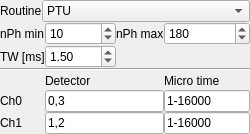
First picture: the form in chisurf/gui/widgets/experiments/pda/pda_tttr.ui, repository Fluorescence-Tools/chisurf, before the edit.
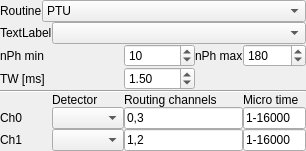
Second picture: the form after the edit.

Commit message:
add: enhance PDA widget and experiment handling
- Improved PDA TTTR UI with updated layout, new widgets, and better size adjustments.
- Added drop area for file imports, advanced file filtering, and drag-and-drop support.
- Introduced `build_idx_map` utility in PDA experiment module for interval-based data slicing.
- Enhanced detector setup logic with dynamic configurations and user selection support.
- Optimized performance and maintainability by implementing modular helper functions for UI and data handling.
- Added logging enhancements for both UI actions and data operations.

```diff
--- a/chisurf/gui/widgets/experiments/pda/pda_tttr.ui
+++ b/chisurf/gui/widgets/experiments/pda/pda_tttr.ui
@@ -6,8 +6,8 @@
    <rect>
     <x>0</x>
     <y>0</y>
-    <width>250</width>
-    <height>134</height>
+    <width>306</width>
+    <height>140</height>
    </rect>
   </property>
   <property name="sizePolicy">
@@ -35,8 +35,8 @@
    <property name="spacing">
     <number>0</number>
    </property>
-   <item row="4" column="1" colspan="2">
-    <widget class="QLabel" name="label_4">
+   <item row="5" column="4">
+    <widget class="QLabel" name="label">
      <property name="sizePolicy">
       <sizepolicy hsizetype="MinimumExpanding" vsizetype="Preferred">
        <horstretch>0</horstretch>
@@ -44,70 +44,18 @@
       </sizepolicy>
      </property>
      <property name="text">
-      <string>Detector</string>
+      <string>Micro time</string>
      </property>
     </widget>
    </item>
-   <item row="5" column="0">
-    <widget class="QLabel" name="label_5">
-     <property name="sizePolicy">
-      <sizepolicy hsizetype="Minimum" vsizetype="Preferred">
-       <horstretch>0</horstretch>
-       <verstretch>0</verstretch>
-      </sizepolicy>
-     </property>
-     <property name="text">
-      <string>Ch0</string>
-     </property>
-    </widget>
-   </item>
-   <item row="6" column="1" colspan="2">
-    <widget class="QLineEdit" name="lineEdit_4">
+   <item row="2" column="2">
+    <widget class="QSpinBox" name="spinBox">
      <property name="sizePolicy">
       <sizepolicy hsizetype="MinimumExpanding" vsizetype="Fixed">
        <horstretch>0</horstretch>
        <verstretch>0</verstretch>
       </sizepolicy>
      </property>
-     <property name="text">
-      <string>1,2</string>
-     </property>
-    </widget>
-   </item>
-   <item row="1" column="2">
-    <widget class="QLabel" name="label_7">
-     <property name="sizePolicy">
-      <sizepolicy hsizetype="MinimumExpanding" vsizetype="Preferred">
-       <horstretch>0</horstretch>
-       <verstretch>0</verstretch>
-      </sizepolicy>
-     </property>
-     <property name="text">
-      <string>nPh max</string>
-     </property>
-    </widget>
-   </item>
-   <item row="6" column="3">
-    <widget class="QLineEdit" name="lineEdit_3">
-     <property name="sizePolicy">
-      <sizepolicy hsizetype="Preferred" vsizetype="Fixed">
-       <horstretch>0</horstretch>
-       <verstretch>0</verstretch>
-      </sizepolicy>
-     </property>
-     <property name="text">
-      <string>1-16000</string>
-     </property>
-    </widget>
-   </item>
-   <item row="1" column="3">
-    <widget class="QSpinBox" name="spinBox_2">
-     <property name="sizePolicy">
-      <sizepolicy hsizetype="Expanding" vsizetype="Fixed">
-       <horstretch>0</horstretch>
-       <verstretch>0</verstretch>
-      </sizepolicy>
-     </property>
      <property name="minimum">
       <number>1</number>
      </property>
@@ -115,25 +63,18 @@
       <number>9999</number>
      </property>
      <property name="value">
-      <number>180</number>
+      <number>10</number>
      </property>
     </widget>
    </item>
-   <item row="6" column="0">
-    <widget class="QLabel" name="label_6">
+   <item row="3" column="0">
+    <widget class="QLabel" name="label_8">
      <property name="text">
-      <string>Ch1</string>
+      <string>TW [ms]</string>
      </property>
     </widget>
    </item>
-   <item row="3" column="0" colspan="4">
-    <widget class="Line" name="line">
-     <property name="orientation">
-      <enum>Qt::Horizontal</enum>
-     </property>
-    </widget>
-   </item>
-   <item row="5" column="3">
+   <item row="6" column="4">
     <widget class="QLineEdit" name="lineEdit_2">
      <property name="sizePolicy">
       <sizepolicy hsizetype="Expanding" vsizetype="Fixed">
@@ -146,7 +87,7 @@
      </property>
     </widget>
    </item>
-   <item row="0" column="0" colspan="4">
+   <item row="0" column="0" colspan="5">
     <layout class="QHBoxLayout" name="horizontalLayout">
      <property name="spacing">
       <number>0</number>
@@ -190,26 +131,20 @@
      </item>
     </layout>
    </item>
-   <item row="1" column="1">
-    <widget class="QSpinBox" name="spinBox">
+   <item row="2" column="3">
+    <widget class="QLabel" name="label_7">
      <property name="sizePolicy">
-      <sizepolicy hsizetype="MinimumExpanding" vsizetype="Fixed">
+      <sizepolicy hsizetype="MinimumExpanding" vsizetype="Preferred">
        <horstretch>0</horstretch>
        <verstretch>0</verstretch>
       </sizepolicy>
      </property>
-     <property name="minimum">
-      <number>1</number>
-     </property>
-     <property name="maximum">
-      <number>9999</number>
-     </property>
-     <property name="value">
-      <number>10</number>
+     <property name="text">
+      <string>nPh max</string>
      </property>
     </widget>
    </item>
-   <item row="5" column="1" colspan="2">
+   <item row="6" column="2" colspan="2">
     <widget class="QLineEdit" name="lineEdit">
      <property name="sizePolicy">
       <sizepolicy hsizetype="MinimumExpanding" vsizetype="Fixed">
@@ -222,20 +157,66 @@
      </property>
     </widget>
    </item>
-   <item row="4" column="3">
-    <widget class="QLabel" name="label">
+   <item row="4" column="0" colspan="5">
+    <widget class="Line" name="line">
+     <property name="orientation">
+      <enum>Qt::Horizontal</enum>
+     </property>
+    </widget>
+   </item>
+   <item row="7" column="2" colspan="2">
+    <widget class="QLineEdit" name="lineEdit_4">
      <property name="sizePolicy">
-      <sizepolicy hsizetype="MinimumExpanding" vsizetype="Preferred">
+      <sizepolicy hsizetype="MinimumExpanding" vsizetype="Fixed">
        <horstretch>0</horstretch>
        <verstretch>0</verstretch>
       </sizepolicy>
      </property>
      <property name="text">
-      <string>Micro time</string>
+      <string>1,2</string>
      </property>
     </widget>
    </item>
-   <item row="1" column="0">
+   <item row="6" column="0">
+    <widget class="QLabel" name="label_5">
+     <property name="sizePolicy">
+      <sizepolicy hsizetype="Minimum" vsizetype="Preferred">
+       <horstretch>0</horstretch>
+       <verstretch>0</verstretch>
+      </sizepolicy>
+     </property>
+     <property name="text">
+      <string>Ch0</string>
+     </property>
+    </widget>
+   </item>
+   <item row="5" column="1">
+    <widget class="QLabel" name="label_9">
+     <property name="text">
+      <string>Detector</string>
+     </property>
+    </widget>
+   </item>
+   <item row="6" column="1">
+    <widget class="QComboBox" name="comboBox_det1"/>
+   </item>
+   <item row="1" column="1" colspan="4">
+    <widget class="QComboBox" name="comboBox_setup"/>
+   </item>
+   <item row="7" column="4">
+    <widget class="QLineEdit" name="lineEdit_3">
+     <property name="sizePolicy">
+      <sizepolicy hsizetype="Preferred" vsizetype="Fixed">
+       <horstretch>0</horstretch>
+       <verstretch>0</verstretch>
+      </sizepolicy>
+     </property>
+     <property name="text">
+      <string>1-16000</string>
+     </property>
+    </widget>
+   </item>
+   <item row="2" column="0">
     <widget class="QLabel" name="label_2">
      <property name="sizePolicy">
       <sizepolicy hsizetype="MinimumExpanding" vsizetype="Preferred">
@@ -248,14 +229,56 @@
      </property>
     </widget>
    </item>
-   <item row="2" column="0">
-    <widget class="QLabel" name="label_8">
+   <item row="2" column="4">
+    <widget class="QSpinBox" name="spinBox_2">
+     <property name="sizePolicy">
+      <sizepolicy hsizetype="Expanding" vsizetype="Fixed">
+       <horstretch>0</horstretch>
+       <verstretch>0</verstretch>
+      </sizepolicy>
+     </property>
+     <property name="minimum">
+      <number>1</number>
+     </property>
+     <property name="maximum">
+      <number>9999</number>
+     </property>
+     <property name="value">
+      <number>180</number>
+     </property>
+    </widget>
+   </item>
+   <item row="5" column="2" colspan="2">
+    <widget class="QLabel" name="label_4">
+     <property name="sizePolicy">
+      <sizepolicy hsizetype="MinimumExpanding" vsizetype="Preferred">
+       <horstretch>0</horstretch>
+       <verstretch>0</verstretch>
+      </sizepolicy>
+     </property>
      <property name="text">
-      <string>TW [ms]</string>
+      <string>Routing channels</string>
      </property>
     </widget>
    </item>
-   <item row="2" column="1">
+   <item row="1" column="0">
+    <widget class="QLabel" name="label_10">
+     <property name="text">
+      <string>TextLabel</string>
+     </property>
+    </widget>
+   </item>
+   <item row="7" column="0">
+    <widget class="QLabel" name="label_6">
+     <property name="text">
+      <string>Ch1</string>
+     </property>
+    </widget>
+   </item>
+   <item row="7" column="1">
+    <widget class="QComboBox" name="comboBox_det2"/>
+   </item>
+   <item row="3" column="2">
     <widget class="QDoubleSpinBox" name="doubleSpinBox">
      <property name="sizePolicy">
       <sizepolicy hsizetype="Preferred" vsizetype="Fixed">
```
Left out of the diff: 3 changed lines with no effect on the pictures. The commit also changes 3 other files.
